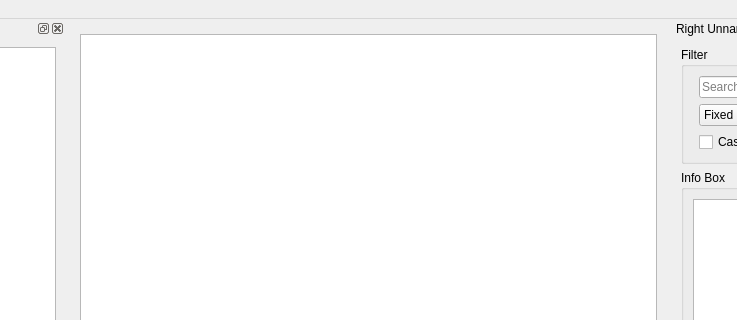
Before: the Qt Designer form src/widgets/MainWindow.ui in derselbst/ANPV, drawn with Qt 5; both pictures show x 209 to 946 and y 0 to 320 of the 1179 by 704 pixel window.
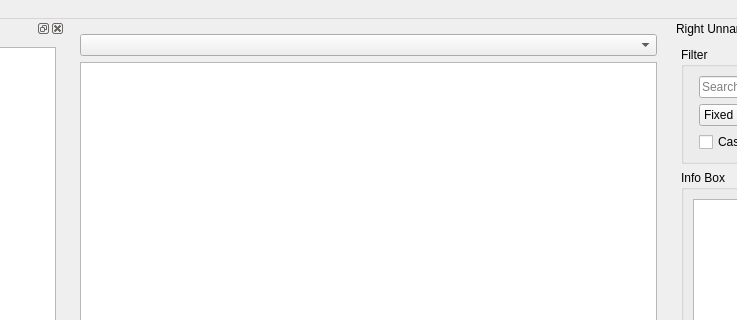
After: the same form once the commit is applied. Icons and pictures are not drawn. Custom widgets are drawn as their Qt base class.

Commit message: Add custom UrlNavigatorWidget

```diff
--- a/src/widgets/MainWindow.ui
+++ b/src/widgets/MainWindow.ui
@@ -51,6 +51,9 @@
       </property>
      </widget>
     </item>
+    <item>
+     <widget class="UrlNavigatorWidget" name="comboBox"/>
+    </item>
     <item>
      <widget class="ThumbnailListView" name="thumbnailListView">
       <property name="contextMenuPolicy">
@@ -420,6 +423,11 @@
    <header>CancellableProgressWidget.hpp</header>
    <container>1</container>
   </customwidget>
+  <customwidget>
+   <class>UrlNavigatorWidget</class>
+   <extends>QComboBox</extends>
+   <header>UrlNavigatorWidget.hpp</header>
+  </customwidget>
  </customwidgets>
  <resources/>
  <connections/>
```
The commit also changes 3 other files.
